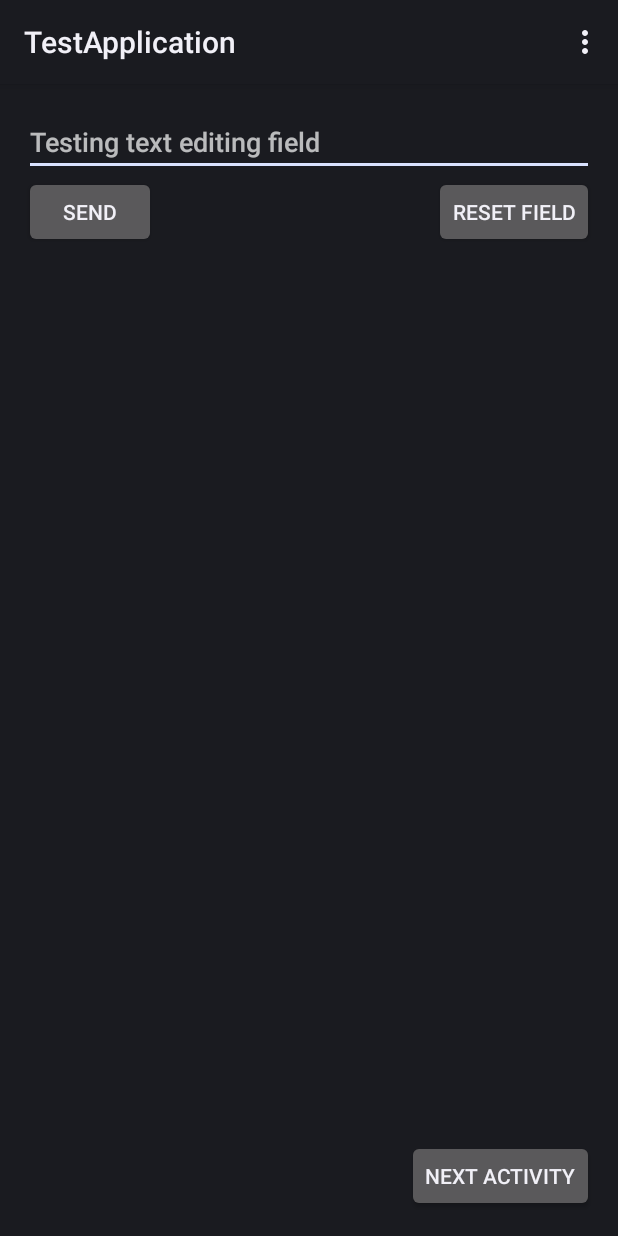
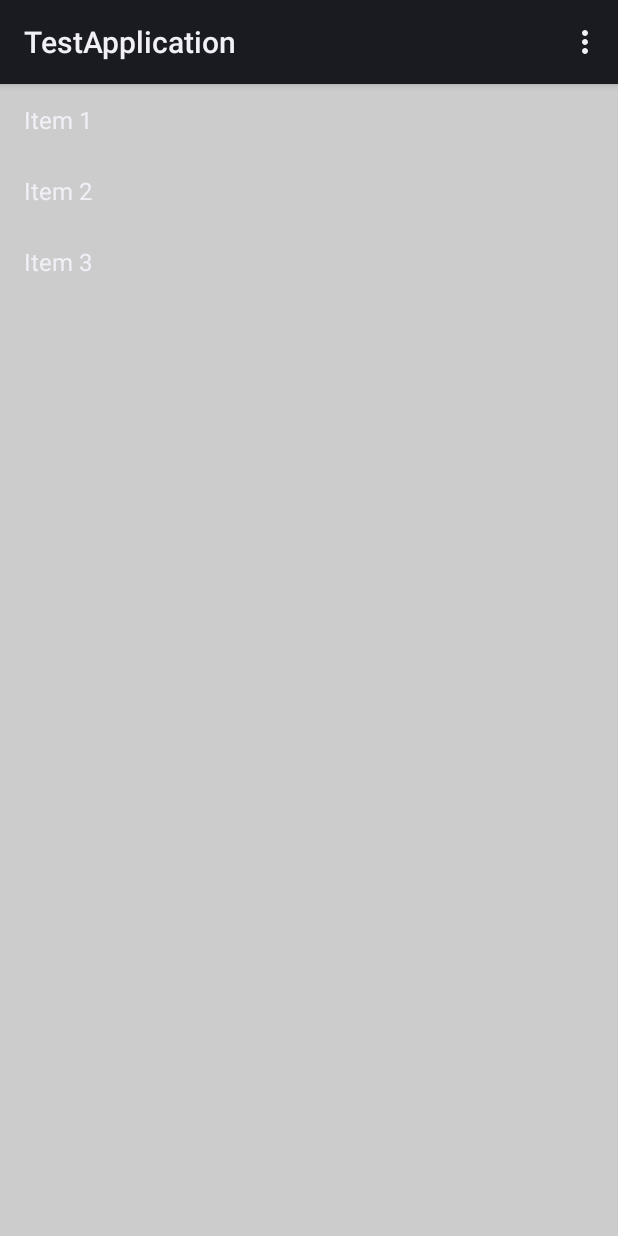
Before and after one commit to d-gubert/testapplication, an Android app: the screen it shows after launch (Home), on a phone screen of 412 x 824 dp. Run offline under Robolectric (Android 15) with nearby library versions, the phone set to English and light mode, and no system bars.

Commit message:
NavigationDrawer on it's way. THIS COMMIT BREAKS FUNCIONALITY

```diff
--- a/app/src/main/java/com/example/douglasgubert/testapplication/Home.java
+++ b/app/src/main/java/com/example/douglasgubert/testapplication/Home.java
@@ -8,6 +8,7 @@ import android.app.DialogFragment;
 import android.app.Fragment;
 import android.content.DialogInterface;
 import android.os.Bundle;
+import android.support.v4.widget.DrawerLayout;
 import android.view.LayoutInflater;
 import android.view.Menu;
 import android.view.MenuItem;
@@ -15,16 +16,30 @@ import android.view.View;
 import android.view.ViewGroup;
 import android.content.Intent;
 import android.os.Build;
+import android.widget.ArrayAdapter;
 import android.widget.EditText;
+import android.widget.ListView;
 
 
 public class Home extends Activity {
     public final static String EXTRA_MESSAGE = "com.example.douglasgubert.testapplication";
 
+    private String[] drawerItems;
+    private DrawerLayout drawerLayout;
+    private ListView drawerList;
+
     @Override
     protected void onCreate(Bundle savedInstanceState) {
         super.onCreate(savedInstanceState);
         setContentView(R.layout.activity_home);
+
+        drawerItems = getResources().getStringArray(R.array.navdrawer_items);
+
+        drawerLayout = (DrawerLayout) findViewById(R.id.drawer_layout);
+        drawerList = (ListView) findViewById(R.id.left_drawer);
+
+        drawerList.setAdapter(new ArrayAdapter<String>(this, android.R.layout.simple_list_item_1, drawerItems));
+
         if (savedInstanceState == null) {
             getFragmentManager().beginTransaction()
                     .add(R.id.container, new PlaceholderFragment())
--- a/app/src/main/res/layout/activity_home.xml
+++ b/app/src/main/res/layout/activity_home.xml
@@ -1,7 +1,21 @@
-<FrameLayout xmlns:android="http://schemas.android.com/apk/res/android"
+<android.support.v4.widget.DrawerLayout xmlns:android="http://schemas.android.com/apk/res/android"
     xmlns:tools="http://schemas.android.com/tools"
-    android:id="@+id/container"
+    android:id="@+id/drawer_layout"
     android:layout_width="match_parent"
     android:layout_height="match_parent"
     tools:context=".Home"
-    tools:ignore="MergeRootFrame" />
+    tools:ignore="MergeRootFrame">
+
+    <FrameLayout
+        android:id="@+id/container"
+        android:layout_width="match_parent"
+        android:layout_height="match_parent" />
+
+    <ListView
+        android:id="@+id/left_drawer"
+        android:layout_height="match_parent"
+        android:layout_width="@dimen/navdrawer_width"
+        android:divider="@android:color/transparent"
+        android:dividerHeight="0dp"
+        android:background="#ccc" />
+</android.support.v4.widget.DrawerLayout>
--- /dev/null
+++ b/app/src/main/res/values/arrays.xml
@@ -0,0 +1,8 @@
+<?xml version="1.0" encoding="utf-8"?>
+<resources>
+    <array name="navdrawer_items">
+        <item>@string/navdrawer_item1</item>
+        <item>@string/navdrawer_item2</item>
+        <item>@string/navdrawer_item3</item>
+    </array>
+</resources>
--- a/app/src/main/res/values/dimens.xml
+++ b/app/src/main/res/values/dimens.xml
@@ -3,4 +3,5 @@
     <dimen name="activity_horizontal_margin">16dp</dimen>
     <dimen name="activity_vertical_margin">16dp</dimen>
     <dimen name="testbuttons_width">120dp</dimen>
+    <dimen name="navdrawer_width">200dp</dimen>
 </resources>
--- a/app/src/main/res/values/strings.xml
+++ b/app/src/main/res/values/strings.xml
@@ -15,4 +15,8 @@
     <string name="title_section3">Section 3</string>
     <string name="next_activity_button">Next Activity</string>
 
+    <string name="navdrawer_item1">Item 1</string>
+    <string name="navdrawer_item2">Item 2</string>
+    <string name="navdrawer_item3">Item 3</string>
+
 </resources>
```
Also changed, not shown: app/src/main/res/layout/activity_display_message.xml (deleted, +0 -16 lines), app/src/main/res/menu/display_message.xml (deleted, +0 -8 lines), 1 other file.
